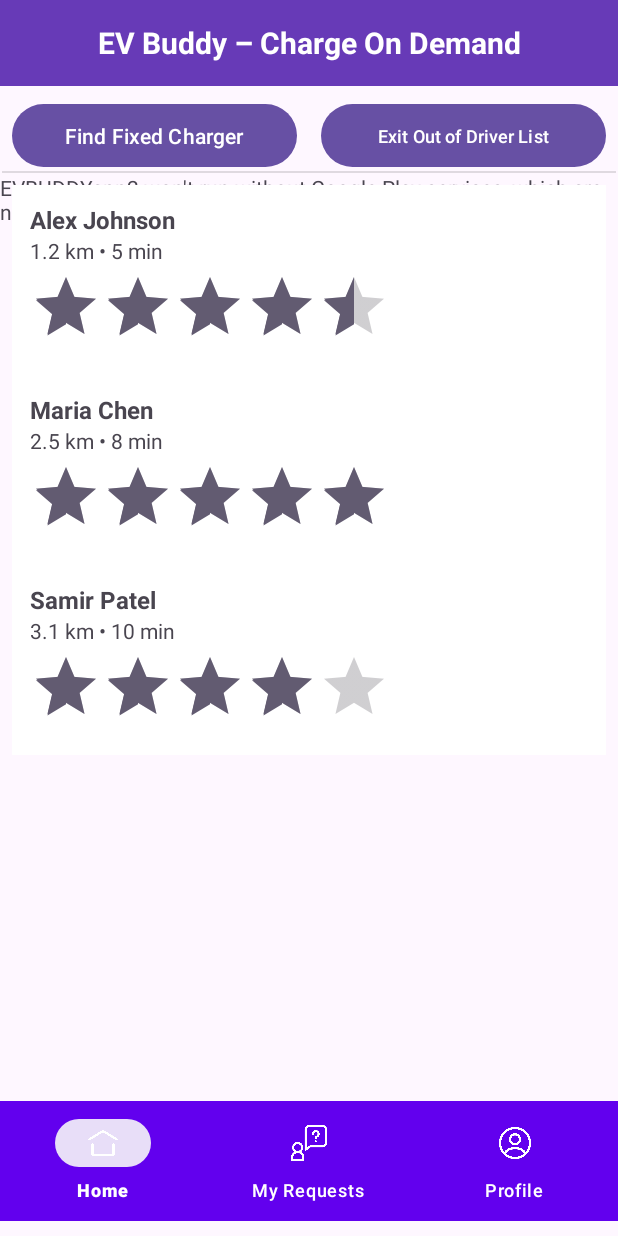
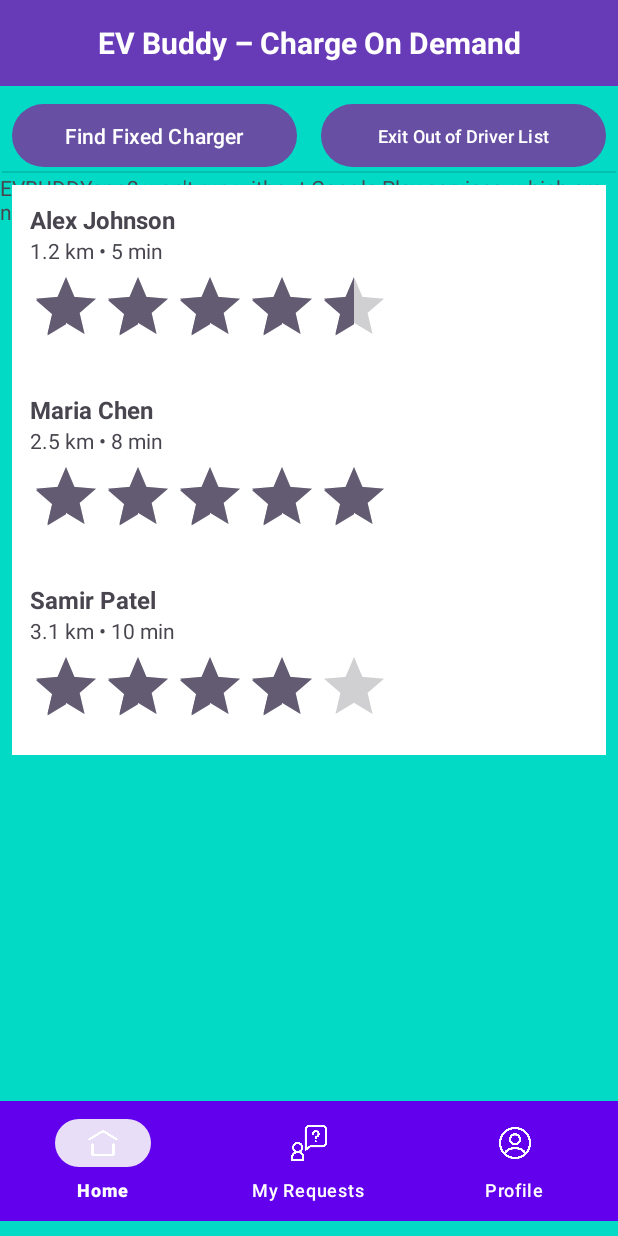
Before and after one commit to ASEO1998/EVBUDDYapp2, an Android app built with Jetpack Compose: the screen it shows after launch (MainActivity), after a tap on "Find Mobile Power Driver", on a phone screen of 412 x 824 dp. Run offline under Robolectric (Android 15) with nearby library versions, the phone set to English and light mode, and no system bars.

Commit message:
changed background color

```diff
--- a/app/src/main/res/layout/activity_main.xml
+++ b/app/src/main/res/layout/activity_main.xml
@@ -5,6 +5,7 @@
     android:id="@+id/main"
     android:layout_width="match_parent"
     android:layout_height="match_parent"
+    android:background="@color/design_default_color_secondary"
     tools:context=".MainActivity">
 
     <LinearLayout
@@ -52,7 +53,6 @@
         app:layout_constraintEnd_toEndOf="parent"
         app:layout_constraintStart_toEndOf="@+id/button"
         app:layout_constraintTop_toBottomOf="@+id/linearLayout" />
-
 
 
     <View
@@ -107,12 +107,12 @@
             android:id="@+id/bottom_navigation"
             android:layout_width="match_parent"
             android:layout_height="wrap_content"
-            app:layout_constraintBottom_toBottomOf="parent"
-            app:menu="@menu/bottom_nav_menu"
             android:background="@color/design_default_color_primary"
             app:itemIconTint="@color/white"
             app:itemTextColor="@color/white"
-            app:labelVisibilityMode="labeled" />
+            app:labelVisibilityMode="labeled"
+            app:layout_constraintBottom_toBottomOf="parent"
+            app:menu="@menu/bottom_nav_menu" />
     </RelativeLayout>
 
 </androidx.constraintlayout.widget.ConstraintLayout>
```
